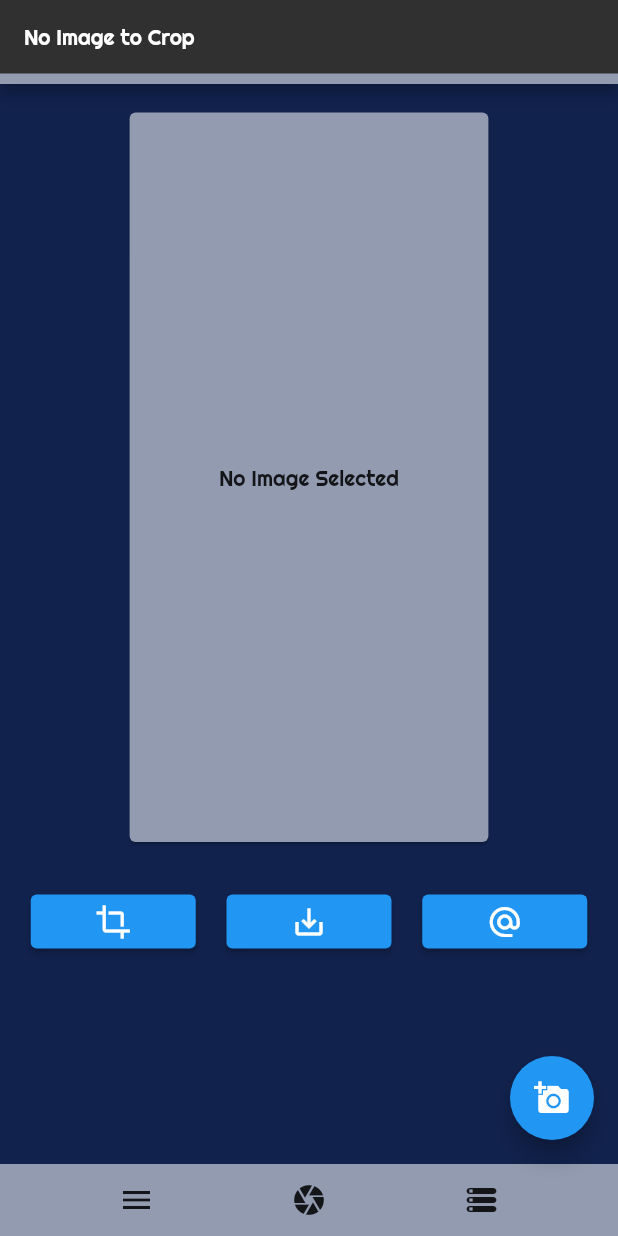
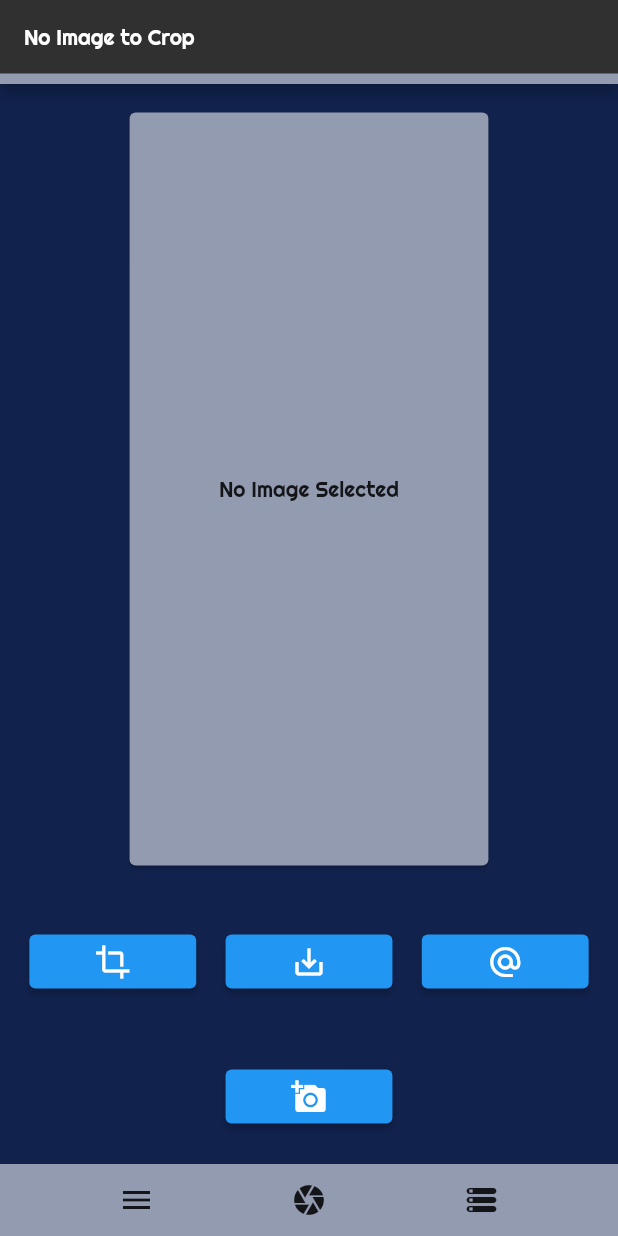
Before and after one commit to brianchang12/Asciify, a Flutter app: the screen it shows after launch, item 2 of the bottom bar chosen, after a tap on the "crop" icon, on a phone screen of 412 x 824 dp. Run offline on Flutter 3.47's test engine with Material 2 defaults, Android fonts, the phone set to English and light mode, and no system bars; drawn by our look-alikes of another_flushbar; our stand-ins replace file_picker, image_cropper, image_picker; missing offline and left inert: flutter_email_sender.

Commit message:
cropping fixed

```diff
--- a/lib/screens/camera_page.dart
+++ b/lib/screens/camera_page.dart
@@ -155,18 +155,34 @@ class _CameraPageState extends State<CameraPage> {
 
 
 
-  Future<void> _crop() async {
+  Future<void> _crop(Orientation orientation) async {
     if (_imageFile == null) {
       throw NoImageException("No Image to Crop");
     } else {
+      late double y;
+      late double x;
+      if (orientation == Orientation.portrait) {
+        y = 1;
+        x = MediaQuery.of(context).size.aspectRatio;
+      } else {
+        y = MediaQuery.of(context).size.aspectRatio;
+        x = 1;
+      }
       File? cropped = await ImageCropper.cropImage(
         sourcePath: _imageFile!.path,
-        compressQuality: 100,
-        aspectRatio: CropAspectRatio(
-            ratioX: 1,
-            ratioY: 1),
-        maxWidth: 1000,
-        maxHeight: 1000,
+        // compressQuality: 100,
+        // aspectRatio: CropAspectRatio(
+        //     ratioX: x,
+        //     ratioY: y),
+        // maxWidth: 2000,
+        // maxHeight: 1000,
+          aspectRatioPresets: [
+            CropAspectRatioPreset.square,
+            CropAspectRatioPreset.ratio3x2,
+            CropAspectRatioPreset.original,
+            CropAspectRatioPreset.ratio4x3,
+            CropAspectRatioPreset.ratio16x9
+          ],
         compressFormat: ImageCompressFormat.png,
           iosUiSettings: IOSUiSettings(
             minimumAspectRatio: 1.0,
@@ -175,7 +191,9 @@ class _CameraPageState extends State<CameraPage> {
           toolbarColor: Colors.deepOrange,
           toolbarTitle: "Crop",
           statusBarColor: Colors.deepOrange.shade900,
-          backgroundColor: Colors.white
+          backgroundColor: Colors.white,
+            initAspectRatio: CropAspectRatioPreset.original,
+            lockAspectRatio: false,
         )
       );
       setState(() {
@@ -184,14 +202,14 @@ class _CameraPageState extends State<CameraPage> {
     }
   }
 
-  Widget _cropButton() {
+  Widget _cropButton(Orientation orientation) {
     return SizedBox(
-      width: 110.0,
+      width: MediaQuery.of(context).size.width * 0.27,
       child: ElevatedButton(
         key: Key('cropButton'),
           onPressed: () async {
             try {
-              await _crop();
+              await _crop(orientation);
             } on NoImageException catch(e) {
               Flushbar(
                 flushbarPosition: FlushbarPosition.TOP,
@@ -209,7 +227,7 @@ class _CameraPageState extends State<CameraPage> {
 
   Widget _saveButton() {
     return SizedBox(
-      width: 110.0,
+      width: MediaQuery.of(context).size.width * 0.27,
       child: ElevatedButton(
         key: Key('saveButton'),
         onPressed: () {
@@ -254,34 +272,39 @@ class _CameraPageState extends State<CameraPage> {
   Widget _landscapeOrientation(Orientation orientation) {
     Orientation orientation = Orientation.landscape;
     return Row(
-        mainAxisAlignment: MainAxisAlignment.spaceAround,
+      crossAxisAlignment: CrossAxisAlignment.center,
+        mainAxisAlignment: MainAxisAlignment.spaceEvenly,
         mainAxisSize: MainAxisSize.max,
         children: [
-          Container(
-              margin: EdgeInsets.fromLTRB(0, 15.0, 0, 15.0),
+          Expanded(
+            flex: 7,
+            child: Container(
+              margin: EdgeInsets.only(left: 7.0),
                 width: MediaQuery.of(context).size.width * 0.60,
                 height: MediaQuery.of(context).size.height * 0.60,
                 child: _imageDisplay()
             ),
-          Column(
+          ),
+          Expanded(
+            flex: 3,
+            child: Column(
               mainAxisAlignment: MainAxisAlignment.spaceAround,
               mainAxisSize: MainAxisSize.max,
               children: [
-              _cropButton(),
+                _cropButton(orientation),
                 _saveButton(),
                 _convertButton(orientation),
+                _cameraButton(),
               ],
             ),
-          SizedBox(
-            width: 35.0,
-          )
+          ),
         ],
       );
   }
 
   Widget _convertButton(Orientation orientation) {
     return SizedBox(
-      width: 110.0,
+      width: MediaQuery.of(context).size.width * 0.27,
       child: ElevatedButton(
         key: Key('convertButton'),
         onPressed: () async {
@@ -333,29 +356,61 @@ class _CameraPageState extends State<CameraPage> {
     );
   }
 
+  Widget _cameraButton() {
+    return SizedBox(
+      width: MediaQuery.of(context).size.width * 0.27,
+      child: ElevatedButton(
+        onPressed: () {
+          _pickImage(ImageSource.camera);
+        },
+        child: Icon(Icons.add_a_photo),
+      ),
+    );
+  }
+
   Widget _portraitOrientation(Orientation orientation) {
     print(context);
     return Column(
       mainAxisAlignment: MainAxisAlignment.start,
       mainAxisSize: MainAxisSize.max,
       children: [
-            Container(
-                margin: EdgeInsets.fromLTRB(0, 15.0, 0, 25.0),
+        Expanded(
+          flex: 6,
+          child: Container(
+              margin: EdgeInsets.fromLTRB(0, 15.0, 0, 15.0),
               width: MediaQuery.of(context).size.width * 0.60,
               height: MediaQuery.of(context).size.height * 0.60,
-                child: _imageDisplay()
+              child: _imageDisplay()),
         ),
-            Row(
+        Expanded(
+          flex: 1,
+          child: Container(
+            //margin: EdgeInsets.only(bottom: 15.0),
+            child: Row(
+              crossAxisAlignment: CrossAxisAlignment.center,
               mainAxisAlignment: MainAxisAlignment.spaceEvenly,
               children: [
-                _cropButton(),
+                _cropButton(orientation),
                 _saveButton(),
                 _convertButton(orientation),
               ],
             ),
+          )
+        ),
+        Expanded(
+          flex: 1,
+          child: Row(
+            crossAxisAlignment: CrossAxisAlignment.center,
+            mainAxisAlignment: MainAxisAlignment.center,
+            children: [
+              _cameraButton(),
+            ],
+          ),
+        ),
       ],
     );
   }
+
   @override
   Widget build(BuildContext context) {
     return Scaffold(
@@ -389,12 +444,6 @@ class _CameraPageState extends State<CameraPage> {
               _landscapeOrientation(orientation);
         },
       ),
-      floatingActionButton: FloatingActionButton(
-        onPressed: () {
-          _pickImage(ImageSource.camera);
-        },
-        child: Icon(Icons.add_a_photo),
-      ),
     );
   }
 }
```
Also changed, not shown: 1 other file. Lines whose indentation alone changed are shown as unchanged.
